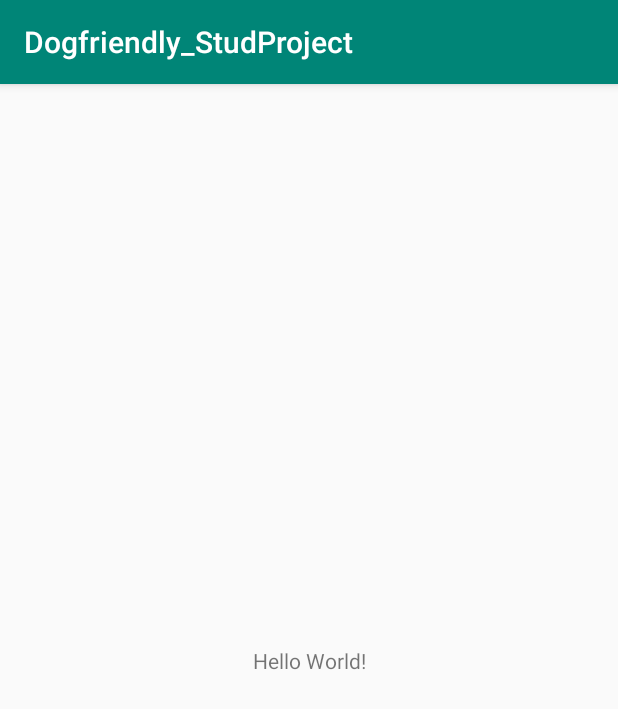
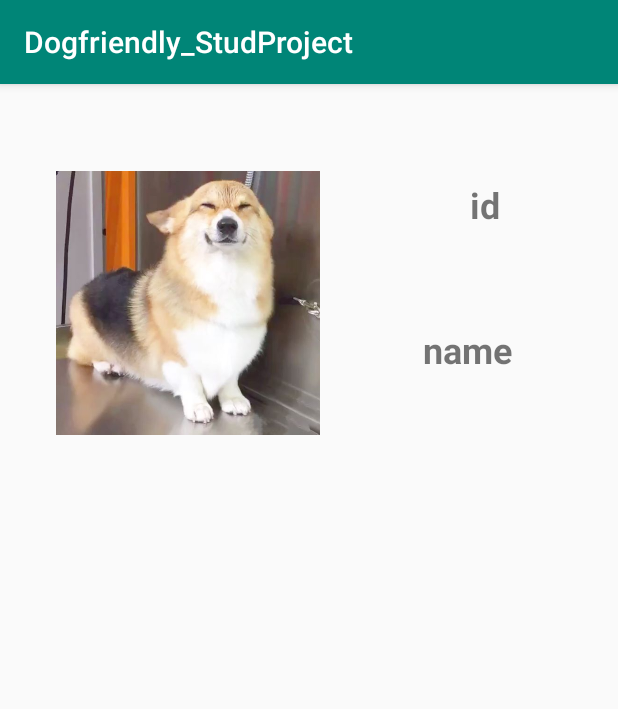
Before and after one commit to Kaizer22/Dogfriendly_StudProject, an Android app: the screen it shows after launch (MainActivity), on a phone screen of 412 x 824 dp. Shown: the top 709 px of the screen. Run offline under Robolectric (Android 15) with nearby library versions, the phone set to English and light mode, and no system bars.

Commit message:
Added comments and changed main screen (temporary).

```diff
--- a/presentation/src/main/java/com/lanit_tercom/dogfriendly_studproject/mvp/model/UserModel.java
+++ b/presentation/src/main/java/com/lanit_tercom/dogfriendly_studproject/mvp/model/UserModel.java
@@ -1,5 +1,8 @@
 package com.lanit_tercom.dogfriendly_studproject.mvp.model;
 
+/*
+Простейшая модель пользователя
+ */
 public class UserModel {
 
     private String id;
--- a/presentation/src/main/java/com/lanit_tercom/dogfriendly_studproject/mvp/presenter/UserDetailPresenter.kt
+++ b/presentation/src/main/java/com/lanit_tercom/dogfriendly_studproject/mvp/presenter/UserDetailPresenter.kt
@@ -1,8 +1,10 @@
 package com.lanit_tercom.dogfriendly_studproject.mvp.presenter
 
-import com.lanit_tercom.dogfriendly_studproject.mvp.model.UserModel
 import com.lanit_tercom.dogfriendly_studproject.mvp.view.UserDetailsView
 
+/*
+Пока не ясно что тут делать
+ */
 class UserDetailPresenter(userDetailsView: UserDetailsView) {
     private val userId: String? = null
     private var viewDetailsView: UserDetailsView = userDetailsView
--- a/presentation/src/main/java/com/lanit_tercom/dogfriendly_studproject/ui/activity/MainActivity.kt
+++ b/presentation/src/main/java/com/lanit_tercom/dogfriendly_studproject/ui/activity/MainActivity.kt
@@ -2,10 +2,14 @@ package com.lanit_tercom.dogfriendly_studproject.ui.activity
 
 import android.os.Bundle
 import com.lanit_tercom.dogfriendly_studproject.R
+import com.lanit_tercom.dogfriendly_studproject.ui.fragment.UserDetailFragment
 
 class MainActivity : BaseActivity(){
     override fun onCreate(savedInstanceState: Bundle?) {
         super.onCreate(savedInstanceState)
         setContentView(R.layout.activity_main)
+
+        //Тут должен запускаться фрагмент с картой, но он еще не готов
+        addFragment(R.id.activity_main, UserDetailFragment())
     }
 }
--- a/presentation/src/main/java/com/lanit_tercom/dogfriendly_studproject/ui/fragment/UserDetailFragment.kt
+++ b/presentation/src/main/java/com/lanit_tercom/dogfriendly_studproject/ui/fragment/UserDetailFragment.kt
@@ -10,6 +10,9 @@ import com.lanit_tercom.dogfriendly_studproject.mvp.model.UserModel
 import com.lanit_tercom.dogfriendly_studproject.mvp.presenter.UserDetailPresenter
 import com.lanit_tercom.dogfriendly_studproject.mvp.view.UserDetailsView
 
+/*
+По минимуму скопировано с примера
+ */
 class UserDetailFragment : BaseFragment(), UserDetailsView{
 
     private val id: String? = null
--- a/presentation/src/main/res/layout/activity_main.xml
+++ b/presentation/src/main/res/layout/activity_main.xml
@@ -4,15 +4,8 @@
     xmlns:tools="http://schemas.android.com/tools"
     android:layout_width="match_parent"
     android:layout_height="match_parent"
+    android:id="@+id/activity_main"
     tools:context=".ui.activity.MainActivity">
 
-    <TextView
-        android:layout_width="wrap_content"
-        android:layout_height="wrap_content"
-        android:text="Hello World!"
-        app:layout_constraintBottom_toBottomOf="parent"
-        app:layout_constraintLeft_toLeftOf="parent"
-        app:layout_constraintRight_toRightOf="parent"
-        app:layout_constraintTop_toTopOf="parent" />
 
 </androidx.constraintlayout.widget.ConstraintLayout>
```
